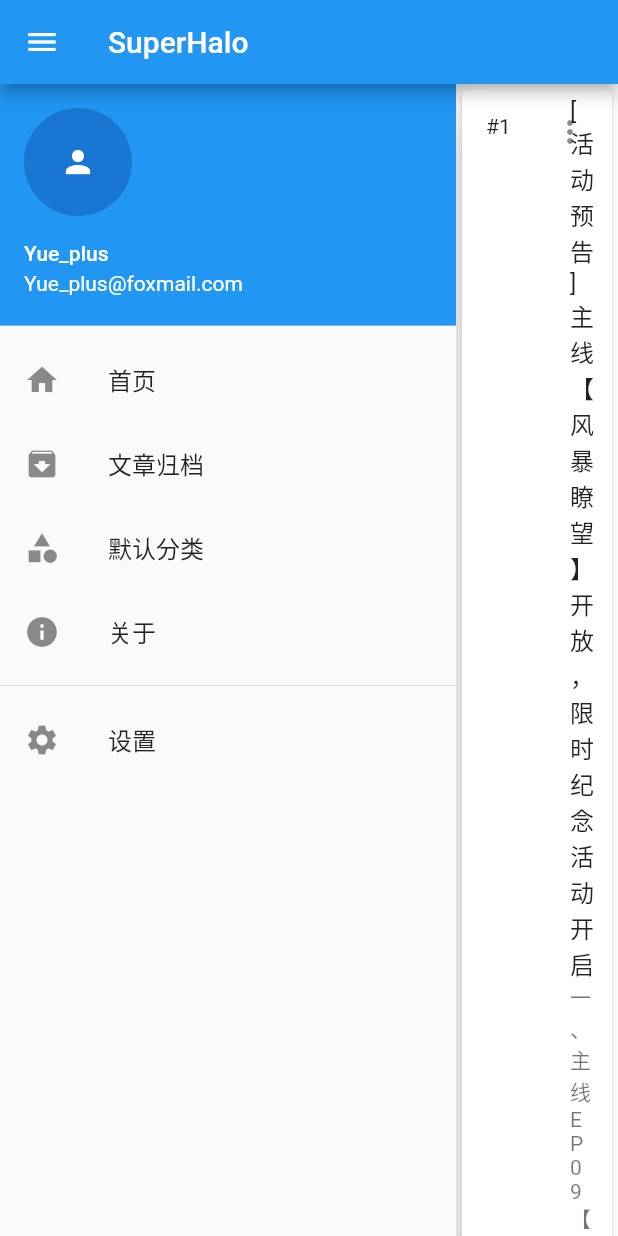
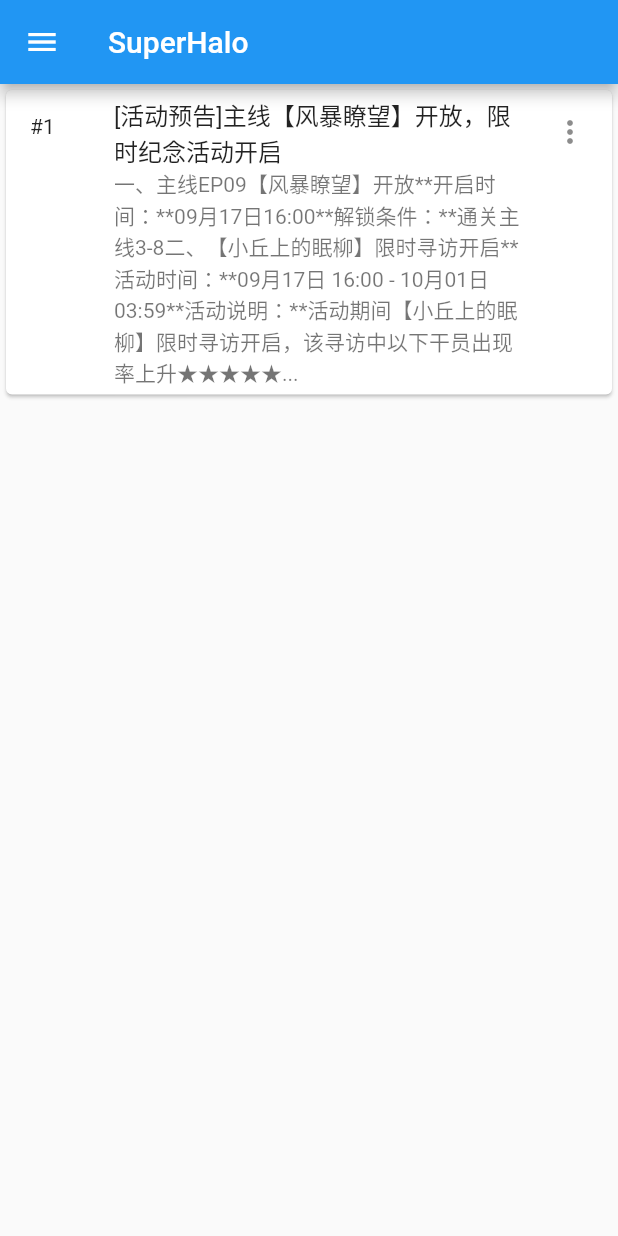
Before and after one commit to Yue-plus/SuperHalo, a Flutter app: the screen it shows after launch, on a phone screen of 412 x 824 dp. Run offline on Flutter 3.47's test engine with Material 2 defaults, Android fonts, the light colour scheme and no system bars; our stand-ins replace shared_preferences.

Commit message:
home 小屏设备侧边栏外点击隐藏

```diff
--- a/lib/home/home.dart
+++ b/lib/home/home.dart
@@ -45,8 +45,23 @@ class _HomeState extends State<Home> {
     ),
   );
 
-  @override
-  Widget build(BuildContext context) {
+  Widget _body() {
+    return ListView(
+      children: const [
+        Card(
+          child: ListTile(
+            leading: Text('#1'),
+            title: Text('[活动预告]主线【风暴瞭望】开放，限时纪念活动开启'),
+            subtitle: Text(
+                '''一、主线EP09【风暴瞭望】开放**开启时间：**09月17日16:00**解锁条件：**通关主线3-8二、【小丘上的眠柳】限时寻访开启**活动时间：**09月17日 16:00 - 10月01日 03:59**活动说明：**活动期间【小丘上的眠柳】限时寻访开启，该寻访中以下干员出现率上升★★★★★...'''),
+            trailing: Icon(Icons.more_vert),
+          ),
+        ),
+      ],
+    );
+  }
+
+  Widget _buildLG() {
     return Scaffold(
       appBar: AppBar(
         title: const Text('SuperHalo'),
@@ -62,23 +77,30 @@ class _HomeState extends State<Home> {
       body: Row(
         children: [
           Visibility(visible: _isShowSidebar, child: _drawer),
-          Expanded(
-            child: ListView(
-              children: const [
-                Card(
-                  child: ListTile(
-                    leading: Text('#1'),
-                    title: Text('[活动预告]主线【风暴瞭望】开放，限时纪念活动开启'),
-                    subtitle: Text(
-                        '''一、主线EP09【风暴瞭望】开放**开启时间：**09月17日16:00**解锁条件：**通关主线3-8二、【小丘上的眠柳】限时寻访开启**活动时间：**09月17日 16:00 - 10月01日 03:59**活动说明：**活动期间【小丘上的眠柳】限时寻访开启，该寻访中以下干员出现率上升★★★★★...'''),
-                    trailing: Icon(Icons.more_vert),
-                  ),
-                ),
-              ],
-            ),
-          ),
+          Expanded(child: _body()),
         ],
       ),
     );
   }
+
+  Widget _buildMD() {
+    return Scaffold(
+      appBar: AppBar(title: const Text('SuperHalo')),
+      drawer: _drawer,
+      body: _body(),
+    );
+  }
+
+  @override
+  Widget build(BuildContext context) {
+    return LayoutBuilder(
+      builder: (BuildContext context, BoxConstraints constraints) {
+        if (constraints.maxWidth > 700) {
+          return _buildLG();
+        } else {
+          return _buildMD();
+        }
+      }
+    );
+  }
 }
```
